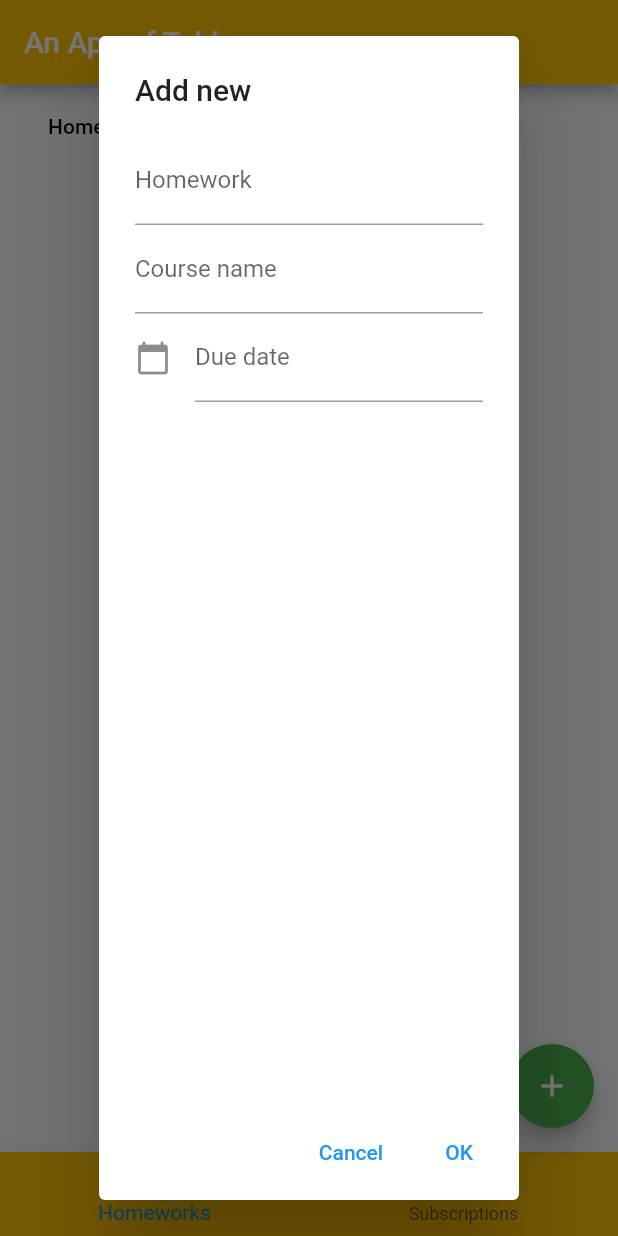
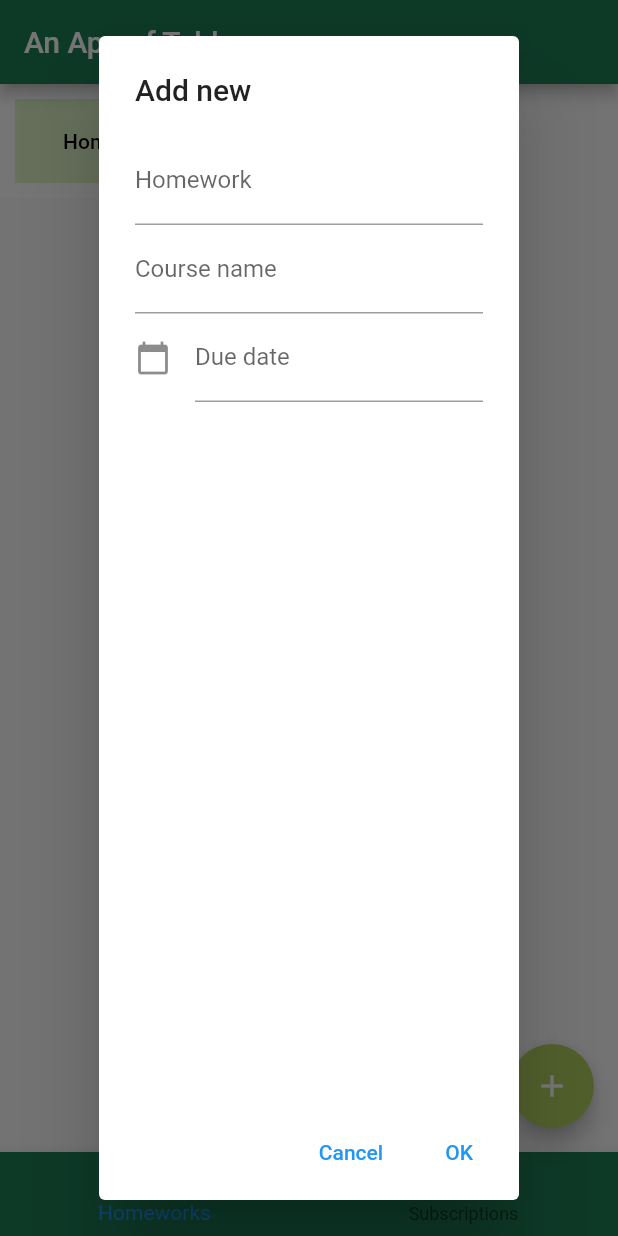
Before and after one commit to kun99/Tables, a Flutter app: the screen it shows after launch, after a tap on the "add" icon, on a phone screen of 412 x 824 dp. Run offline on Flutter 3.47's test engine with Material 2 defaults, Android fonts, the phone set to English and light mode, and no system bars; our stand-ins replace sqflite; accounts and stored records are empty.

Commit message:
changed color scheme

```diff
--- /dev/null
+++ b/lib/colors.dart
@@ -0,0 +1,7 @@
+import 'package:flutter/material.dart';
+//https://coolors.co/1c7c54-73e2a7-def4c6-1b512d-b1cf5f
+const yellowGreen = Color(0xFFB1CF5F);
+const polyGreen = Color(0xFF1B512D);
+const teaGreen = Color(0xFFDEF4C6);
+const celadon = Color(0xFF73E2A7);
+const springGreen = Color(0xFF1C7C54);
--- a/lib/homepage.dart
+++ b/lib/homepage.dart
@@ -1,5 +1,6 @@
 import 'package:flutter/material.dart';
 import 'package:intl/intl.dart';
+import 'package:mob_project/colors.dart';
 import 'package:path/path.dart';
 import 'package:path_provider/path_provider.dart';
 import 'package:sqflite/sqflite.dart';
@@ -36,21 +37,26 @@ class _HomePageState extends State<HomePage> {
   Widget build(BuildContext context) {
     return Scaffold(
       appBar: AppBar(
-        backgroundColor: Colors.amber,
+        backgroundColor: springGreen,
         title: const Text(
             'An App of Tables'
         ),
       ),
-      body: Column(
+      body: Container(
+        child: Column(
           children: [
             FutureBuilder<List<MyEntry>>(
               future: DatabaseHelper.instance.getEntries(_selectedIndex, _column),
               builder: (BuildContext context, AsyncSnapshot<List<MyEntry>> snapshot) {
                 if (!snapshot.hasData) {
-                  return const Center(child: Text('Loading...'));
+                  return const Center(child: Text('No entries'));
                 }
                 return DataTable(
-                  columnSpacing: _selectedIndex == 0 ?  13 : 22,
+                  decoration: BoxDecoration(
+                    color: teaGreen,
+                    border: Border.all(width: 10,color: Colors.white,),
+                  ),
+                  columnSpacing: _selectedIndex == 0 ?  6 : 15,
                   columns: [
                     DataColumn(
                       label: TextButton(
@@ -163,7 +169,10 @@ class _HomePageState extends State<HomePage> {
               }
             ),
             TextButton(
-            child: const Text('SORT BY ADDED ORDER'),
+              child: const Text(
+                'SORT BY ADDED ORDER',
+                style: TextStyle(color: polyGreen),
+              ),
               onPressed: () {
                 setState(() {
                   _column = 'id';
@@ -171,6 +180,7 @@ class _HomePageState extends State<HomePage> {
               },
             ),
           ],
+        ),
       ),
       floatingActionButton: FloatingActionButton(
         onPressed: () {
@@ -250,18 +260,24 @@ class _HomePageState extends State<HomePage> {
             ),
           );
         },
-        backgroundColor: Colors.green,
+        backgroundColor: yellowGreen,
         child: const Icon(Icons.add),
       ),
       bottomNavigationBar: BottomNavigationBar(
-        backgroundColor: Colors.amber,
+        backgroundColor: springGreen,
         items: const <BottomNavigationBarItem>[
           BottomNavigationBarItem(
-            icon: Icon(Icons.my_library_books ),
+            icon: Icon(
+              Icons.my_library_books,
+              color: yellowGreen,
+            ),
             label: 'Homeworks',
           ),
           BottomNavigationBarItem(
-            icon: Icon(Icons.currency_exchange),
+            icon: Icon(
+              Icons.currency_exchange,
+              color: yellowGreen,
+            ),
             label: 'Subscriptions',
           ),
         ],
@@ -343,4 +359,16 @@ class DatabaseHelper {
     String table = type == 0 ? 'homeworks' : 'subscriptions';
     return await db.delete(table, where: 'id = ?', whereArgs: [id]);
   }
+
+  // Future<String> getSum() async {
+  //   Database db = await instance.database;
+  //   var getCostSum = await db.rawQuery(
+  //       'SELECT SUM(source) FROM subscriptions');
+  //   // String getCostSum = '''
+  //   //   SELECT SUM(source)
+  //   //   FROM subscriptions
+  //   // ''';
+  //   print(getCostSum);
+  //   return getCostSum.toString();
+  // }
 }
```
Lines whose indentation alone changed are shown as unchanged.
